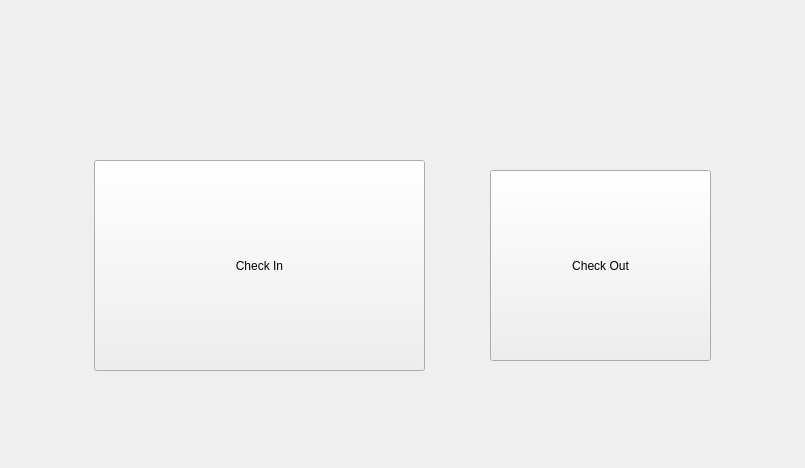
This is ui/Main_window_widget2.ui in Capstone-RFID/Code as Qt 5 draws it before an edit. The edited form follows.
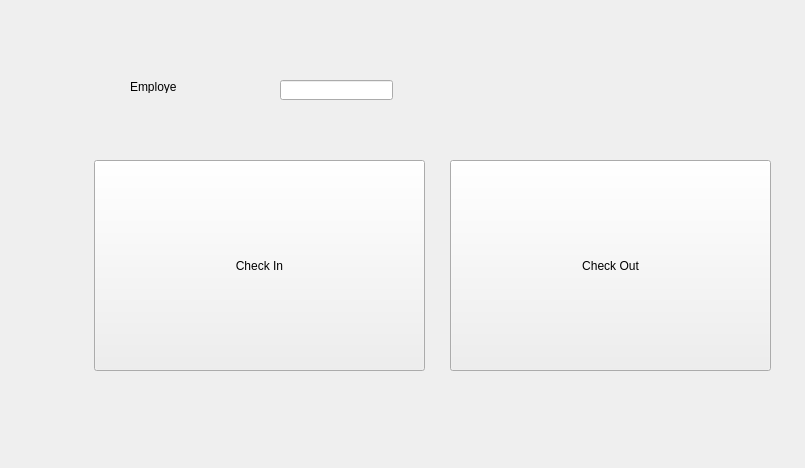
This is the edited form.

The edit to the form file:
```diff
--- a/ui/Main_window_widget2.ui
+++ b/ui/Main_window_widget2.ui
@@ -29,16 +29,39 @@
   <widget class="QPushButton" name="pushButton_2">
    <property name="geometry">
     <rect>
-     <x>490</x>
-     <y>170</y>
-     <width>221</width>
-     <height>191</height>
+     <x>450</x>
+     <y>160</y>
+     <width>321</width>
+     <height>211</height>
     </rect>
    </property>
    <property name="text">
     <string>Check Out</string>
    </property>
   </widget>
+  <widget class="QLineEdit" name="Employee_ID_input">
+   <property name="geometry">
+    <rect>
+     <x>280</x>
+     <y>80</y>
+     <width>113</width>
+     <height>20</height>
+    </rect>
+   </property>
+  </widget>
+  <widget class="QLabel" name="Employee_ID_label">
+   <property name="geometry">
+    <rect>
+     <x>130</x>
+     <y>80</y>
+     <width>47</width>
+     <height>13</height>
+    </rect>
+   </property>
+   <property name="text">
+    <string>EmployeeID</string>
+   </property>
+  </widget>
  </widget>
  <resources/>
  <connections/>
```
Left out of the diff: 4 changed lines with no effect on the pictures.
